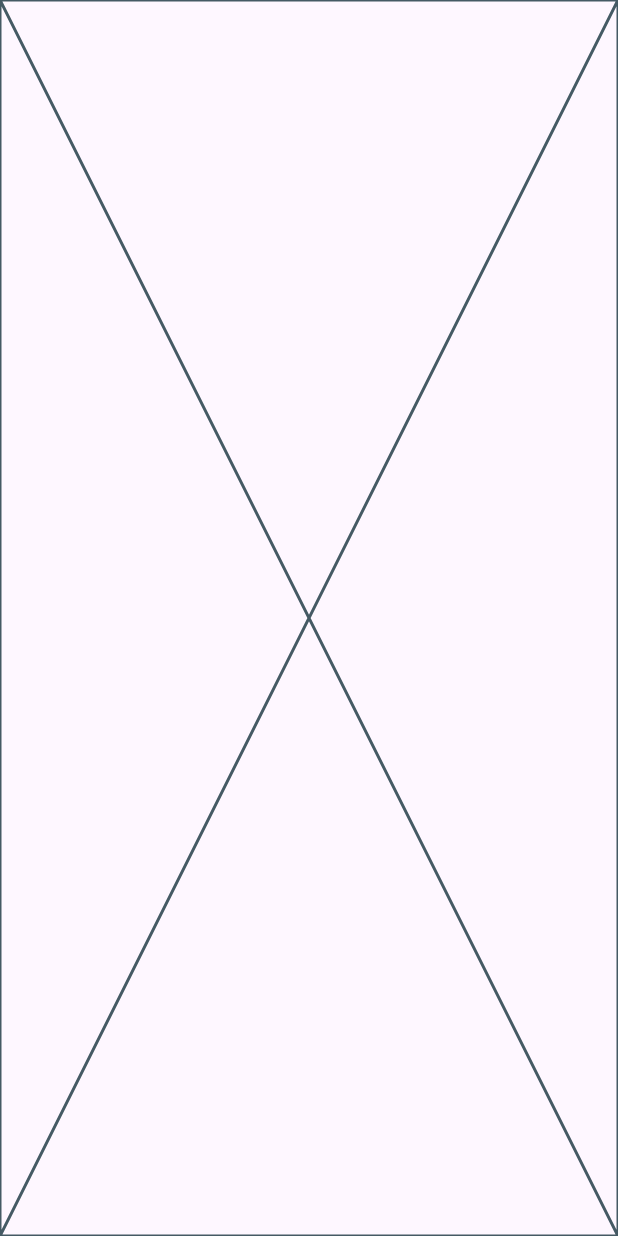
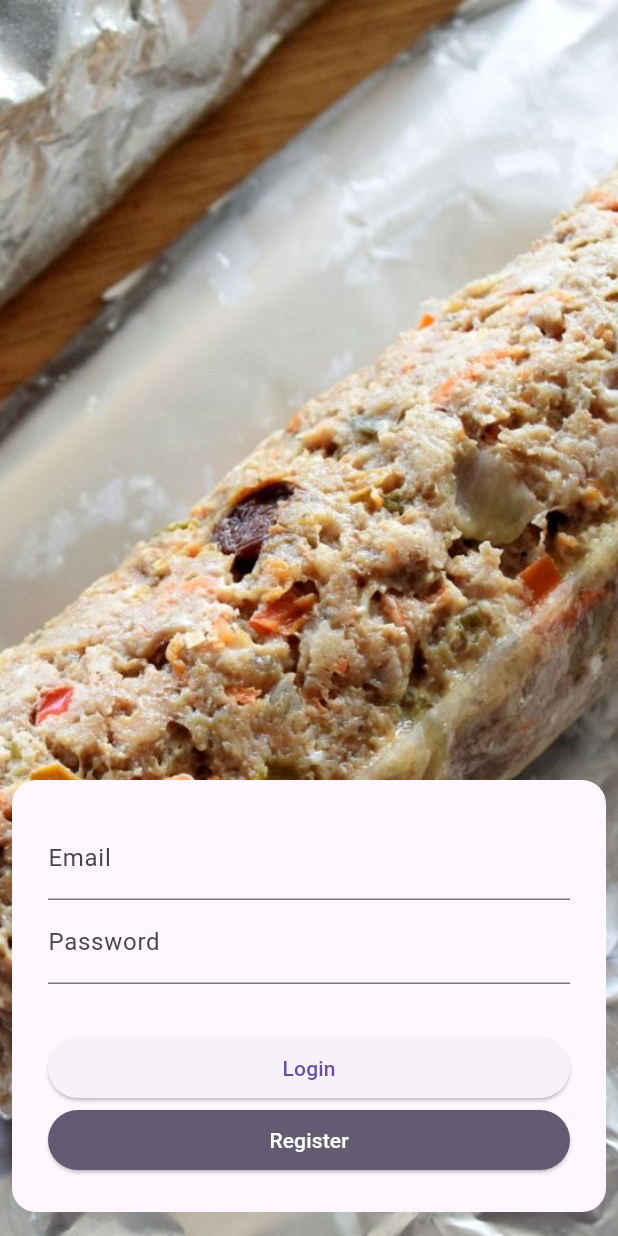
Before and after one commit to NewblyAaron/embutido_tracker, a Flutter app: the screen it shows after launch, on a phone screen of 412 x 824 dp. Run offline on Flutter 3.47's test engine with Material 3 defaults, Android fonts, the light colour scheme and no system bars; our stand-ins replace logger, supabase_flutter; accounts and stored records are empty.

Commit message:
feat: login and registration screens

```diff
--- /dev/null
+++ b/devtools_options.yaml
@@ -0,0 +1,3 @@
+description: This file stores settings for Dart & Flutter DevTools.
+documentation: https://docs.flutter.dev/tools/devtools/extensions#configure-extension-enablement-states
+extensions:
--- a/lib/main.dart
+++ b/lib/main.dart
@@ -1,8 +1,32 @@
-import 'package:embutido_tracker/ui/login_screen.dart';
+import 'package:embutido_tracker/core/logging/logger_access.dart';
+import 'package:embutido_tracker/di/providers.dart';
+import 'package:embutido_tracker/domain/repositories/auth_repository.dart';
+import 'package:embutido_tracker/ui/login/login_screen.dart';
+import 'package:embutido_tracker/ui/map/map_screen.dart';
 import 'package:flutter/material.dart';
+import 'package:provider/provider.dart';
+import 'package:supabase_flutter/supabase_flutter.dart';
 
-void main() {
-  runApp(const EmbutidoApp());
+void main() async {
+  WidgetsFlutterBinding.ensureInitialized();
+
+  await Supabase.initialize(
+    url: "https://rpavxekozyvipkjucnwy.supabase.co",
+    anonKey:
+        "eyJhbGciOiJIUzI1NiIsInR5cCI6IkpXVCJ9.eyJpc3MiOiJzdXBhYmFzZSIsInJlZiI6InJwYXZ4ZWtvenl2aXBranVjbnd5Iiwicm9sZSI6ImFub24iLCJpYXQiOjE3NTM3OTUwMzksImV4cCI6MjA2OTM3MTAzOX0.40qb7zIto24wgx0O6RK4tJ7uz-GE5Mr350-4NHh-mHQ",
+  );
+
+  runApp(
+    MultiProvider(
+      providers: globalProviders,
+      child: Builder(
+        builder: (context) {
+          LoggerAccess.init(context);
+          return const EmbutidoApp();
+        },
+      ),
+    ),
+  );
 }
 
 class EmbutidoApp extends StatelessWidget {
@@ -10,6 +34,13 @@ class EmbutidoApp extends StatelessWidget {
 
   @override
   Widget build(BuildContext context) {
-    return const MaterialApp(home: Scaffold(body: LoginScreen()));
+    return MaterialApp(
+      home: StreamBuilder(
+        stream: context.read<AuthService>().onAuthStateChanged,
+        builder:
+            (context, snapshot) =>
+                snapshot.data != null ? MapScreen() : LoginScreen(),
+      ),
+    );
   }
 }
--- /dev/null
+++ b/lib/ui/login/auth_form.dart
@@ -0,0 +1,80 @@
+import 'package:flutter/material.dart';
+
+class AuthForm extends StatefulWidget {
+  final void Function(String email, String password) onSubmit;
+  final String submitLabel;
+  final String? errorMessage;
+
+  const AuthForm({
+    super.key,
+    required this.onSubmit,
+    required this.submitLabel,
+    this.errorMessage,
+  });
+
+  @override
+  State<AuthForm> createState() => _AuthFormState();
+}
+
+class _AuthFormState extends State<AuthForm> {
+  final _formKey = GlobalKey<FormState>();
+  String _email = "";
+  String _password = "";
+
+  void _handleSubmit() {
+    final isValid = _formKey.currentState?.validate() ?? false;
+    if (!isValid) return;
+
+    _formKey.currentState?.save();
+    widget.onSubmit(_email.trim(), _password);
+  }
+
+  @override
+  Widget build(BuildContext context) {
+    final error = widget.errorMessage;
+
+    return Form(
+      key: _formKey,
+      child: Column(
+        children: <Widget>[
+          if (error != null)
+            Padding(
+              padding: const EdgeInsets.only(bottom: 8.0),
+              child: Text(error, style: TextStyle(color: Colors.red)),
+            ),
+          TextFormField(
+            decoration: InputDecoration(labelText: "Email"),
+            keyboardType: TextInputType.emailAddress,
+            validator: (value) {
+              if (value == null || value.isEmpty) return "Enter email";
+              if (!value.contains('@')) return "Enter a valid email";
+              return null;
+            },
+            onSaved: (value) => _email = value ?? "",
+          ),
+          TextFormField(
+            decoration: InputDecoration(labelText: "Password"),
+            obscureText: true,
+            validator: (value) {
+              if (value == null || value.isEmpty) return "Enter password";
+              if (value.length < 6) return "Password too short";
+              return null;
+            },
+            onSaved: (value) => _password = value ?? "",
+          ),
+          SizedBox(height: 32),
+          Row(
+            children: [
+              Expanded(
+                child: ElevatedButton(
+                  onPressed: _handleSubmit,
+                  child: Text(widget.submitLabel),
+                ),
+              ),
+            ],
+          ),
+        ],
+      ),
+    );
+  }
+}
--- /dev/null
+++ b/lib/ui/login/login_card.dart
@@ -0,0 +1,59 @@
+import 'package:embutido_tracker/ui/login/auth_form.dart';
+import 'package:embutido_tracker/ui/login/login_viewmodel.dart';
+import 'package:embutido_tracker/ui/login/register_screen.dart';
+import 'package:flutter/material.dart';
+import 'package:provider/provider.dart';
+
+class LoginCard extends StatelessWidget {
+  const LoginCard({super.key});
+
+  @override
+  Widget build(BuildContext context) {
+    return Container(
+      decoration: BoxDecoration(
+        color: Theme.of(context).scaffoldBackgroundColor,
+        borderRadius: BorderRadius.circular(16),
+      ),
+      padding: EdgeInsets.all(24.0),
+      child: Column(
+        mainAxisSize: MainAxisSize.min,
+        children: [
+          AuthForm(
+            onSubmit:
+                (email, password) => context.read<LoginViewModel>().login(
+                  email: email,
+                  password: password,
+                ),
+            submitLabel: "Login",
+            errorMessage: context.select<LoginViewModel, String?>(
+              (vm) => vm.error,
+            ),
+          ),
+          Row(
+            children: [
+              Expanded(
+                child: ElevatedButton(
+                  onPressed: () {
+                    Navigator.push(
+                      context,
+                      MaterialPageRoute(builder: (context) => RegisterScreen()),
+                    );
+                  },
+                  style: ElevatedButton.styleFrom(
+                    backgroundColor: Theme.of(context).colorScheme.secondary,
+                  ),
+                  child: Text(
+                    "Register",
+                    style: TextStyle(
+                      color: Theme.of(context).colorScheme.onSecondary,
+                    ),
+                  ),
+                ),
+              ),
+            ],
+          ),
+        ],
+      ),
+    );
+  }
+}
--- /dev/null
+++ b/lib/ui/login/login_screen.dart
@@ -0,0 +1,45 @@
+import 'package:embutido_tracker/domain/repositories/auth_repository.dart';
+import 'package:embutido_tracker/ui/login/login_card.dart';
+import 'package:embutido_tracker/ui/login/login_viewmodel.dart';
+import 'package:flutter/material.dart';
+import 'package:provider/provider.dart';
+
+class LoginScreen extends StatelessWidget {
+  const LoginScreen({super.key});
+
+  @override
+  Widget build(BuildContext context) {
+    return ChangeNotifierProvider<LoginViewModel>(
+      create: (context) => LoginViewModel(auth: context.read<AuthService>()),
+      builder: (context, child) => _LoginScreenBody(),
+    );
+  }
+}
+
+class _LoginScreenBody extends StatefulWidget {
+  @override
+  State<_LoginScreenBody> createState() => _LoginScreenBodyState();
+}
+
+class _LoginScreenBodyState extends State<_LoginScreenBody> {
+  @override
+  Widget build(BuildContext context) {
+    return Scaffold(
+      body: Container(
+        decoration: BoxDecoration(
+          image: DecorationImage(
+            image: AssetImage("assets/embutido.jpg"),
+            fit: BoxFit.cover,
+          ),
+        ),
+        child: Align(
+          alignment: Alignment.bottomCenter,
+          child: Padding(
+            padding: const EdgeInsets.fromLTRB(8, 16, 8, 16),
+            child: LoginCard(),
+          ),
+        ),
+      ),
+    );
+  }
+}
--- /dev/null
+++ b/lib/ui/login/login_viewmodel.dart
@@ -0,0 +1,31 @@
+import 'package:embutido_tracker/core/logging/logger_access.dart';
+import 'package:embutido_tracker/domain/repositories/auth_repository.dart';
+import 'package:flutter/material.dart';
+
+class LoginViewModel extends ChangeNotifier {
+  final AuthService _auth;
+
+  String? _error;
+  String? get error => _error;
+
+  LoginViewModel({required AuthService auth}) : _auth = auth;
+
+  Future<void> login({required String email, required String password}) async {
+    LoggerAccess.logger.debug("Logging in");
+
+    _error = null;
+    notifyListeners();
+
+    try {
+      final response = await _auth.signIn(email: email, password: password);
+
+      if (response != null) {
+        LoggerAccess.logger.debug("Successfully logged in");
+      }
+    } catch (e) {
+      _error = "Login failed: ${e.toString().replaceFirst("Exception: ", "")}";
+      LoggerAccess.logger.error(_error!);
+      notifyListeners();
+    }
+  }
+}
--- a/lib/ui/login_screen.dart
+++ /dev/null
@@ -1,15 +0,0 @@
-import 'package:flutter/material.dart';
-
-class LoginScreen extends StatefulWidget {
-  const LoginScreen({super.key});
-
-  @override
-  State<LoginScreen> createState() => _LoginScreenState();
-}
-
-class _LoginScreenState extends State<LoginScreen> {
-  @override
-  Widget build(BuildContext context) {
-    return const Placeholder();
-  }
-}
```
Also changed, not shown: lib/ui/login/register_card.dart (added, +39 -0 lines), lib/ui/login/register_screen.dart (added, +48 -0 lines), lib/ui/login/register_viewmodel.dart (added, +35 -0 lines), lib/ui/map/map_screen.dart (added, +41 -0 lines), lib/ui/map/map_viewmodel.dart (added, +14 -0 lines).
